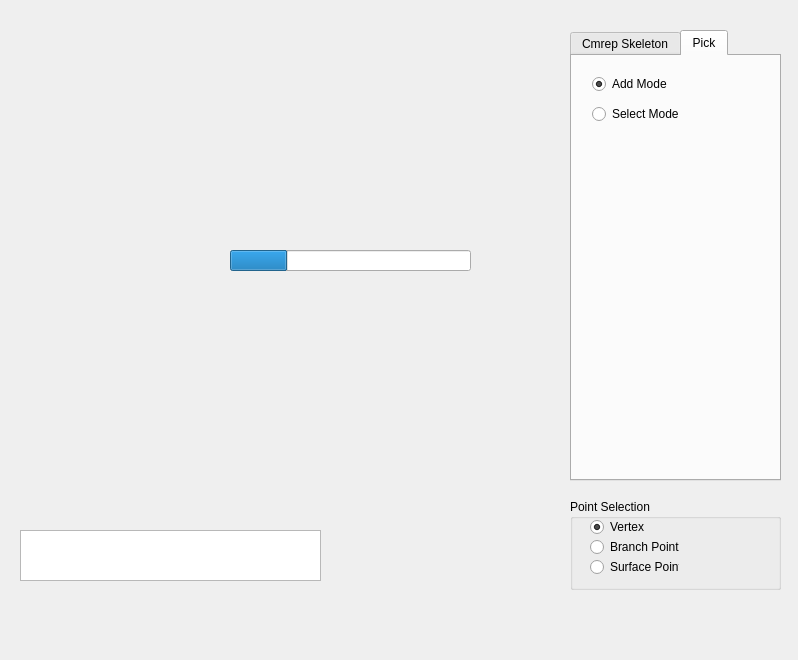
Qt form EventQtSlotConnect.ui (tiansijie/cmrep_skelGUI) before a commit.
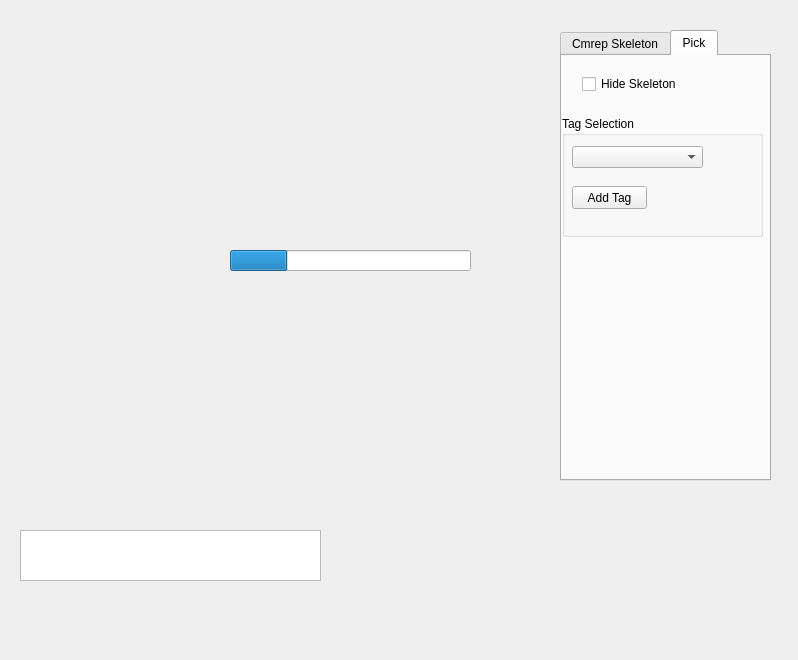
The same form after that commit. The open tabs and pages were chosen to show the change. Custom widgets are drawn as their Qt base class.

Commit message: Tag Selection and Save

Diff of the .ui file:
```diff
--- a/EventQtSlotConnect.ui
+++ b/EventQtSlotConnect.ui
@@ -49,7 +49,7 @@
    <widget class="QTabWidget" name="tabWidget">
     <property name="geometry">
      <rect>
-      <x>570</x>
+      <x>560</x>
       <y>30</y>
       <width>211</width>
       <height>451</height>
@@ -378,90 +378,64 @@
      <attribute name="title">
       <string>Pick</string>
      </attribute>
-     <widget class="QRadioButton" name="radioButtonAdd">
+     <widget class="QCheckBox" name="checkBoxHideSkel">
       <property name="geometry">
        <rect>
         <x>20</x>
         <y>20</y>
-        <width>89</width>
+        <width>101</width>
         <height>16</height>
        </rect>
       </property>
       <property name="text">
-       <string>Add Mode</string>
+       <string>Hide Skeleton</string>
       </property>
-      <property name="checked">
-       <bool>true</bool>
-      </property>
-     </widget>
-     <widget class="QRadioButton" name="radioButtonSelect">
-      <property name="geometry">
-       <rect>
-        <x>20</x>
-        <y>50</y>
-        <width>89</width>
-        <height>16</height>
-       </rect>
-      </property>
-      <property name="text">
-       <string>Select Mode</string>
-      </property>
-     </widget>
-    </widget>
    </widget>
    <widget class="QGroupBox" name="groupBox">
     <property name="geometry">
      <rect>
-      <x>570</x>
-      <y>499</y>
-      <width>211</width>
-      <height>91</height>
+        <x>0</x>
+        <y>60</y>
+        <width>201</width>
+        <height>121</height>
      </rect>
     </property>
     <property name="title">
-     <string>Point Selection</string>
-    </property>
-    <widget class="QRadioButton" name="radioButtonSurface">
+       <string>Tag Selection</string>
+      </property>
+      <widget class="QComboBox" name="comboBoxTagPoint">
      <property name="geometry">
       <rect>
-       <x>20</x>
-       <y>60</y>
-       <width>89</width>
-       <height>16</height>
-      </rect>
-     </property>
-     <property name="text">
-      <string>Surface Point</string>
-     </property>
-    </widget>
-    <widget class="QRadioButton" name="radioButtonVertex">
-     <property name="geometry">
-      <rect>
-       <x>20</x>
-       <y>20</y>
-       <width>89</width>
-       <height>16</height>
-      </rect>
-     </property>
-     <property name="text">
-      <string>Vertex</string>
-     </property>
-     <property name="checked">
-      <bool>true</bool>
-     </property>
-    </widget>
-    <widget class="QRadioButton" name="radioButtonBranch">
+         <x>10</x>
+         <y>30</y>
+         <width>131</width>
+         <height>22</height>
+        </rect>
+       </property>
+       <property name="editable">
+        <bool>false</bool>
+       </property>
+       <property name="maxVisibleItems">
+        <number>10</number>
+       </property>
+       <property name="duplicatesEnabled">
+        <bool>false</bool>
+       </property>
+      </widget>
+      <widget class="QPushButton" name="pushButtonAddTag">
      <property name="geometry">
       <rect>
-       <x>20</x>
-       <y>40</y>
-       <width>89</width>
-       <height>16</height>
+         <x>10</x>
+         <y>70</y>
+         <width>75</width>
+         <height>23</height>
       </rect>
      </property>
      <property name="text">
-      <string>Branch Point</string>
-     </property>
+        <string>Add Tag</string>
+       </property>
+      </widget>
+     </widget>
     </widget>
    </widget>
    <widget class="QProgressBar" name="cmrep_progressBar">
```
Left out of the diff: 3 changed lines with no effect on the pictures. Lines whose indentation alone changed are shown as unchanged. The commit also changes 2 other files.
